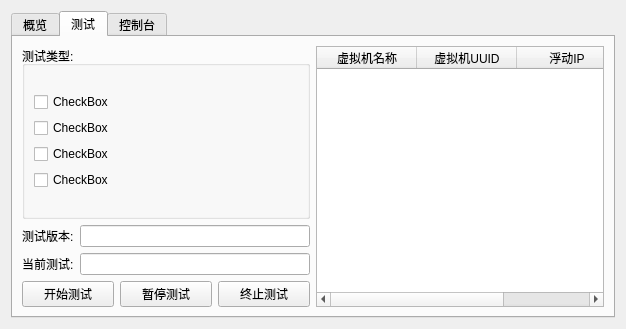
Old version of the form nfc_project_main.ui in the repository liuran2011/autotest.
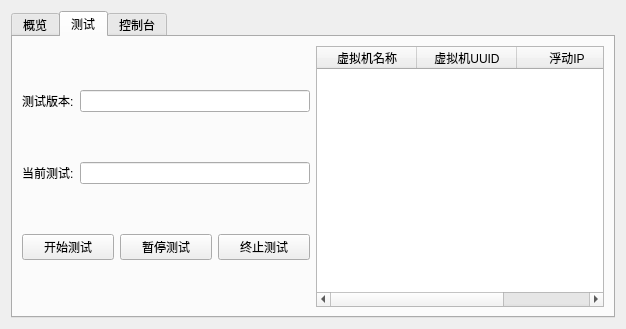
New version of the form. The open tabs and pages were chosen to show the change.

Commit message: dynamic generate nfc test types

Patch:
```diff
--- a/nfc_project_main.ui
+++ b/nfc_project_main.ui
@@ -149,48 +149,7 @@
        <item row="0" column="0">
         <layout class="QHBoxLayout" name="horizontalLayout_10">
          <item>
-          <layout class="QVBoxLayout" name="verticalLayout_3">
-           <item>
-            <widget class="QGroupBox" name="groupBox">
-             <property name="title">
-              <string>测试类型:</string>
-             </property>
-             <layout class="QGridLayout" name="gridLayout_3">
-              <item row="0" column="0">
-               <layout class="QVBoxLayout" name="verticalLayout_2">
-                <item>
-                 <widget class="QCheckBox" name="checkBox">
-                  <property name="text">
-                   <string>CheckBox</string>
-                  </property>
-                 </widget>
-                </item>
-                <item>
-                 <widget class="QCheckBox" name="checkBox_2">
-                  <property name="text">
-                   <string>CheckBox</string>
-                  </property>
-                 </widget>
-                </item>
-                <item>
-                 <widget class="QCheckBox" name="checkBox_3">
-                  <property name="text">
-                   <string>CheckBox</string>
-                  </property>
-                 </widget>
-                </item>
-                <item>
-                 <widget class="QCheckBox" name="checkBox_4">
-                  <property name="text">
-                   <string>CheckBox</string>
-                  </property>
-                 </widget>
-                </item>
-               </layout>
-              </item>
-             </layout>
-            </widget>
-           </item>
+          <layout class="QVBoxLayout" name="verticalLayoutTest">
            <item>
             <layout class="QHBoxLayout" name="horizontalLayout_9">
              <item>
```
The commit also changes 39 other files.
